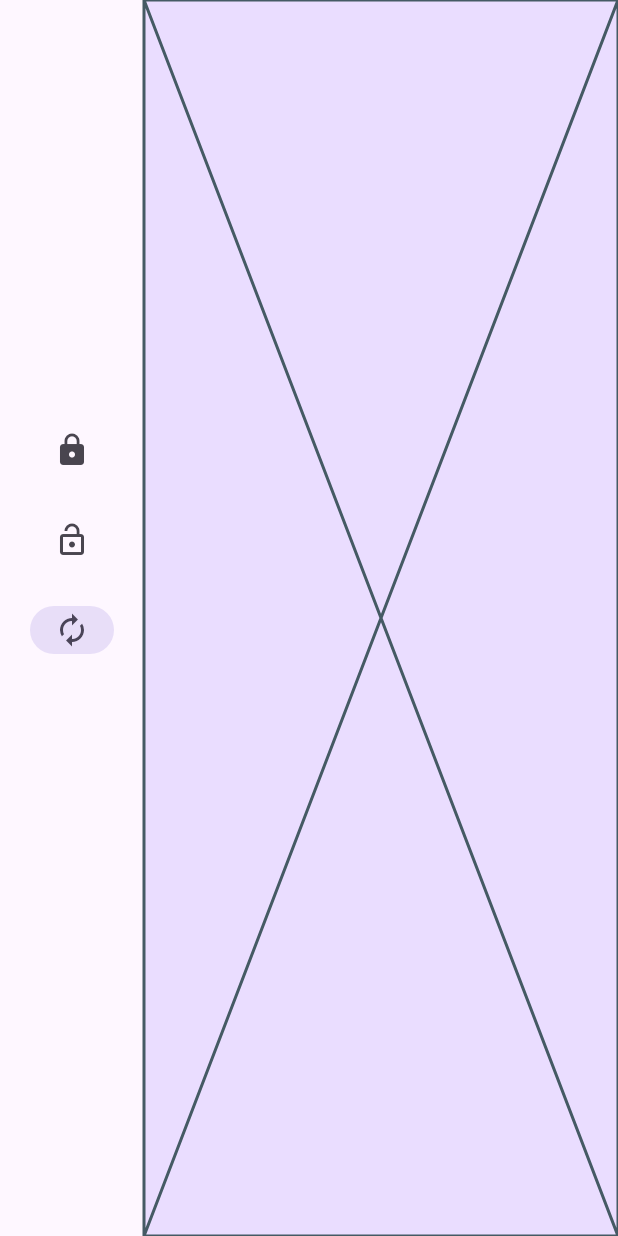
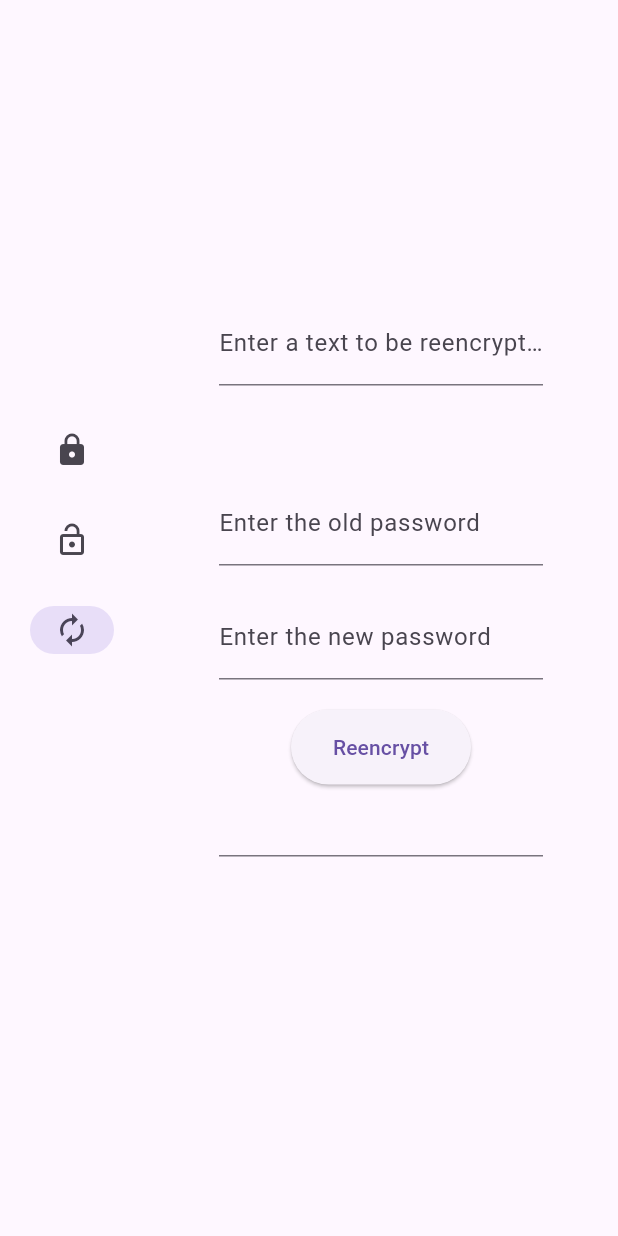
Before and after one commit to willotavio/enc-flutter, a Flutter app: the screen it shows after launch, after a tap on "Decryption", after a tap on "Reencryption", on a phone screen of 412 x 824 dp. Run offline on Flutter 3.47's test engine with Material 3 defaults, Android fonts, the phone set to English and light mode, and no system bars; missing offline and left inert: pointycastle.

Commit message:
Add reencryption_screen

```diff
--- a/lib/main.dart
+++ b/lib/main.dart
@@ -1,3 +1,4 @@
+import 'package:enc_flutter/screens/reencryption_screen.dart';
 import 'package:flutter/material.dart';
 import './screens/encryption_screen.dart';
 import './screens/decryption_screen.dart';
@@ -40,7 +41,7 @@ class _HomePageState extends State<HomePage> {
       page = DecryptionScreen();
       break;
     case 2:
-      page = Placeholder();
+      page = ReencryptionScreen();
       break;
     default:
       throw UnimplementedError('No widget for $selectedIndex');
--- /dev/null
+++ b/lib/screens/reencryption_screen.dart
@@ -0,0 +1,108 @@
+import 'package:enc_flutter/services/cryptographer.dart';
+import 'package:flutter/material.dart';
+
+class ReencryptionScreen extends StatelessWidget{
+  @override
+  Widget build(BuildContext context){
+    TextEditingController _textToReencryptController = TextEditingController();
+    TextEditingController _reencryptionOldPasswordController = TextEditingController();
+    TextEditingController _reencryptionNewPasswordController = TextEditingController();
+    final _formKey = GlobalKey<FormState>();
+    TextEditingController _reencryptionResult = TextEditingController();
+
+    String? _validateTextToReencrypt(String? value){
+      if(value == null || value.isEmpty){
+        return "Enter at least 1 character (/-ц-)/";
+      }
+      return null;
+    }
+    String? _validateRencryptionOldPassword(String? value){
+      if(value == null || value.isEmpty){
+        return "Provide the password (/-ц-)/";
+      }
+      else if(value.length < 12){
+        return "The password must have at least 12 characters (/-ц-)/";
+      }
+      return null;
+    }
+    String? _validateReencryptionNewPassword(String? value){
+      if(value == null || value.isEmpty){
+        return "Provide the password (/-ц-)/";
+      }
+      else if(value.length < 12){
+        return "The password must have at least 12 characters (/-ц-)/";
+      }
+      return null;
+    }
+
+    return Scaffold(
+      body: Center(
+        child: SingleChildScrollView(
+          child: Padding(
+            padding: const EdgeInsets.all(50.0),
+            child: Form(
+              key: _formKey,
+              child: Column(
+                children: [
+                  SingleChildScrollView(
+                    child: Container(
+                      height: 100,
+                      child: TextFormField(
+                        controller: _textToReencryptController,
+                        validator: _validateTextToReencrypt,
+                        decoration: InputDecoration(
+                          labelText: "Enter a text to be reencrypted",
+                        ),
+                        maxLines: null,
+                      ),
+                    )
+                  ),
+                  SizedBox(height: 20),
+                  TextFormField(
+                    controller: _reencryptionOldPasswordController,
+                    validator: _validateRencryptionOldPassword,
+                    obscureText: true,
+                    decoration: InputDecoration(
+                      labelText: "Enter the old password",
+                    ),
+                  ),
+                  SizedBox(height: 20),
+                  TextFormField(
+                    controller: _reencryptionNewPasswordController,
+                    validator: _validateReencryptionNewPassword,
+                    obscureText: true,
+                    decoration: InputDecoration(
+                      labelText: "Enter the new password",
+                    ),
+                  ),
+                  SizedBox(height: 20),
+                  ElevatedButton(
+                    style: ElevatedButton.styleFrom(
+                      fixedSize: Size(120, 50),
+                    ),
+                    onPressed: () {
+                      if(_formKey.currentState?.validate() ?? false){
+                        _reencryptionResult.text = Cryptographer.reencrypt(_textToReencryptController.text, _reencryptionOldPasswordController.text, _reencryptionNewPasswordController.text);
+                      }
+                    },
+                    child: Text("Reencrypt"),
+                  ),
+                  SingleChildScrollView(
+                    child: Container(
+                      height: 100,
+                      child: TextField(
+                        controller: _reencryptionResult,
+                        readOnly: true,
+                        maxLines: null,
+                      ),
+                    ),
+                  ),
+                ],
+              ),
+            ),
+          ),
+        ),
+      ),
+    );
+  }
+}
```
